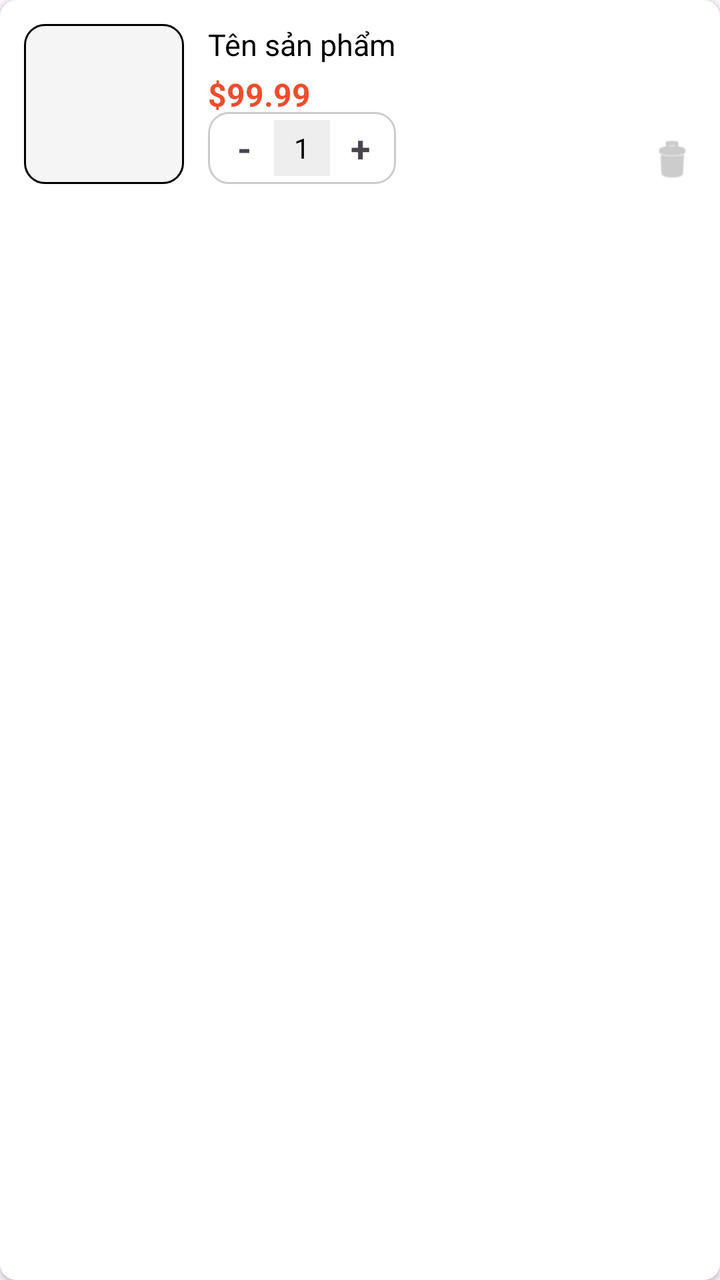
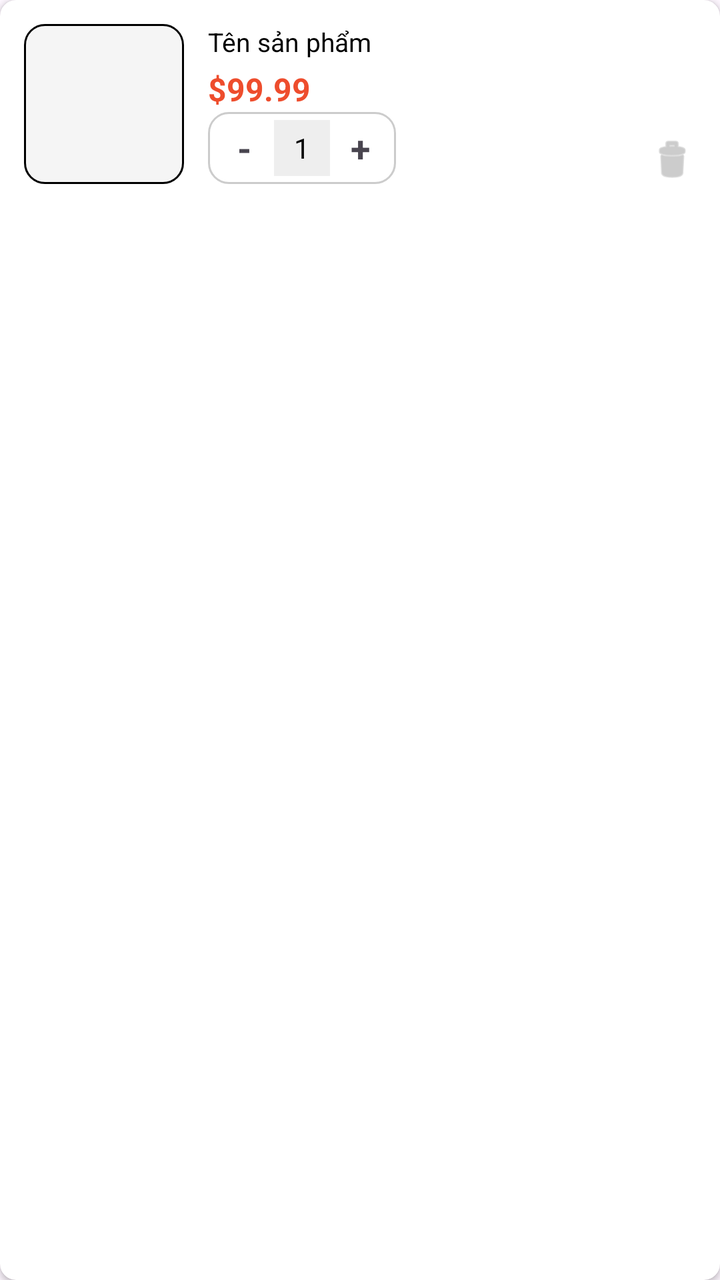

Compare the two renders of this Android layout. The source of the first and the diff that turns it into the second are given below.
<!-- AndroidManifest.xml: application theme Theme.DummyJsonApp -->
<!-- res/layout/item_cart.xml -->
<?xml version="1.0" encoding="utf-8"?>
<androidx.cardview.widget.CardView xmlns:android="http://schemas.android.com/apk/res/android"
    xmlns:app="http://schemas.android.com/apk/res-auto"
    android:layout_width="match_parent"
    android:layout_height="wrap_content"
    android:layout_marginHorizontal="12dp"
    android:layout_marginVertical="6dp"
    app:cardCornerRadius="8dp"
    app:cardElevation="2dp"
    app:cardBackgroundColor="@color/white">

    <androidx.constraintlayout.widget.ConstraintLayout
        android:layout_width="match_parent"
        android:layout_height="wrap_content"
        android:padding="12dp">

        <ImageView
            android:id="@+id/ivCartThumbnail"
            android:layout_width="80dp"
            android:layout_height="80dp"
            android:scaleType="centerCrop"
            android:background="@drawable/bg_image_boder"
            app:layout_constraintStart_toStartOf="parent"
            app:layout_constraintTop_toTopOf="parent" />

        <TextView
            android:id="@+id/tvCartTitle"
            android:layout_width="0dp"
            android:layout_height="wrap_content"
            android:layout_marginStart="12dp"
            android:layout_marginEnd="8dp"
            android:text="Tên sản phẩm"
            android:textSize="15sp"
            android:textColor="@color/black"
            android:maxLines="2"
            android:ellipsize="end"
            app:layout_constraintStart_toEndOf="@id/ivCartThumbnail"
            app:layout_constraintTop_toTopOf="@id/ivCartThumbnail"
            app:layout_constraintEnd_toStartOf="@id/btnDeleteCartItem"/>

        <TextView
            android:id="@+id/tvCartPrice"
            android:layout_width="wrap_content"
            android:layout_height="wrap_content"
            android:text="$99.99"
            android:textColor="#EE4D2D"
            android:textSize="16sp"
            android:textStyle="bold"
            android:layout_marginTop="4dp"
            app:layout_constraintStart_toStartOf="@id/tvCartTitle"
            app:layout_constraintTop_toBottomOf="@id/tvCartTitle" />

        <LinearLayout
            android:layout_width="wrap_content"
            android:layout_height="wrap_content"
            android:orientation="horizontal"
            android:gravity="center_vertical"
            android:padding="3dp"
            android:background="@drawable/bg_quantity_border"
            app:layout_constraintBottom_toBottomOf="@id/ivCartThumbnail"
            app:layout_constraintStart_toStartOf="@id/tvCartTitle">

            <TextView
                android:id="@+id/btnDecrease"
                android:layout_width="30dp"
                android:layout_height="30dp"
                android:text="-"
                android:gravity="center"
                android:textSize="18sp"
                android:textStyle="bold"/>

            <TextView
                android:id="@+id/tvQuantity"
                android:layout_width="28dp"
                android:layout_height="28dp"
                android:text="1"
                android:gravity="center"
                android:textSize="14sp"
                android:textColor="@color/black"
                android:background="#EEEEEE"/>

            <TextView
                android:id="@+id/btnIncrease"
                android:layout_width="30dp"
                android:layout_height="30dp"
                android:text="+"
                android:gravity="center"
                android:textSize="18sp"
                android:textStyle="bold"/>
        </LinearLayout>

        <ImageView
            android:id="@+id/btnDeleteCartItem"
            android:layout_width="24dp"
            android:layout_height="24dp"
            android:src="@android:drawable/ic_menu_delete"
            app:tint="@android:color/darker_gray"
            app:layout_constraintEnd_toEndOf="parent"
            app:layout_constraintBottom_toBottomOf="parent"/>

    </androidx.constraintlayout.widget.ConstraintLayout>
</androidx.cardview.widget.CardView>
<!-- resources referenced by this layout -->
<resources>
  <color name="black">#FF000000</color>
  <color name="white">#FFFFFFFF</color>
  <!-- drawable bg_image_boder (drawable) -->
  <?xml version="1.0" encoding="utf-8"?>
  <shape xmlns:android="http://schemas.android.com/apk/res/android"
      android:shape="rectangle">
      <solid android:color="#F5F5F5"/>
      <stroke
          android:width="1dp"
          android:color="#000000"/>
      <corners android:radius="10dp"/>
  </shape>
  <!-- drawable bg_quantity_border (drawable) -->
  <?xml version="1.0" encoding="utf-8"?>
  <shape xmlns:android="http://schemas.android.com/apk/res/android"
      android:shape="rectangle">
      <solid android:color="#FFFFFF"/>
      <stroke
          android:width="1dp"
          android:color="#CCCCCC"/>
      <corners android:radius="10dp"/>
      <padding
          android:left="8dp"
          android:top="4dp"
          android:right="8dp"
          android:bottom="4dp"/>
  </shape>
  <style name="Theme.DummyJsonApp" parent="Base.Theme.DummyJsonApp" />
  <style name="Base.Theme.DummyJsonApp" parent="Theme.Material3.DayNight.NoActionBar">
          
          
      </style>
</resources>

<!-- the commit's change to res/layout/item_cart.xml (unified diff, before → after) -->
@@ -30,9 +30,9 @@
             android:layout_marginStart="12dp"
             android:layout_marginEnd="8dp"
             android:text="Tên sản phẩm"
-            android:textSize="15sp"
+            android:textSize="13sp"
             android:textColor="@color/black"
-            android:maxLines="2"
+            android:maxLines="1"
             android:ellipsize="end"
             app:layout_constraintStart_toEndOf="@id/ivCartThumbnail"
             app:layout_constraintTop_toTopOf="@id/ivCartThumbnail"
